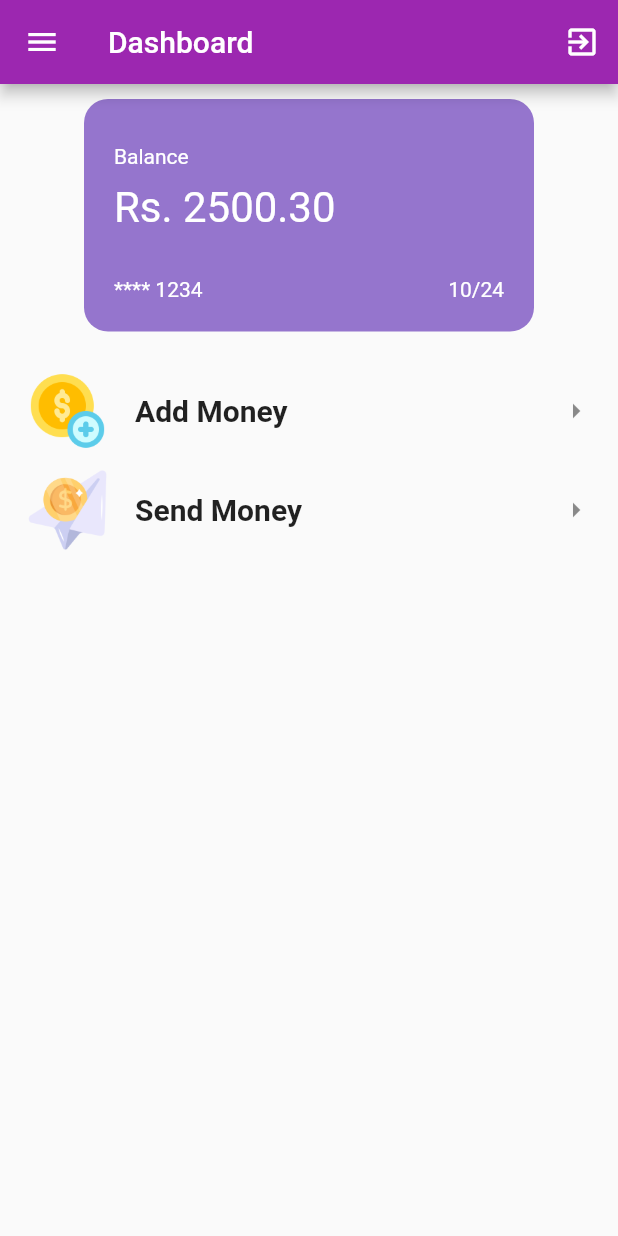
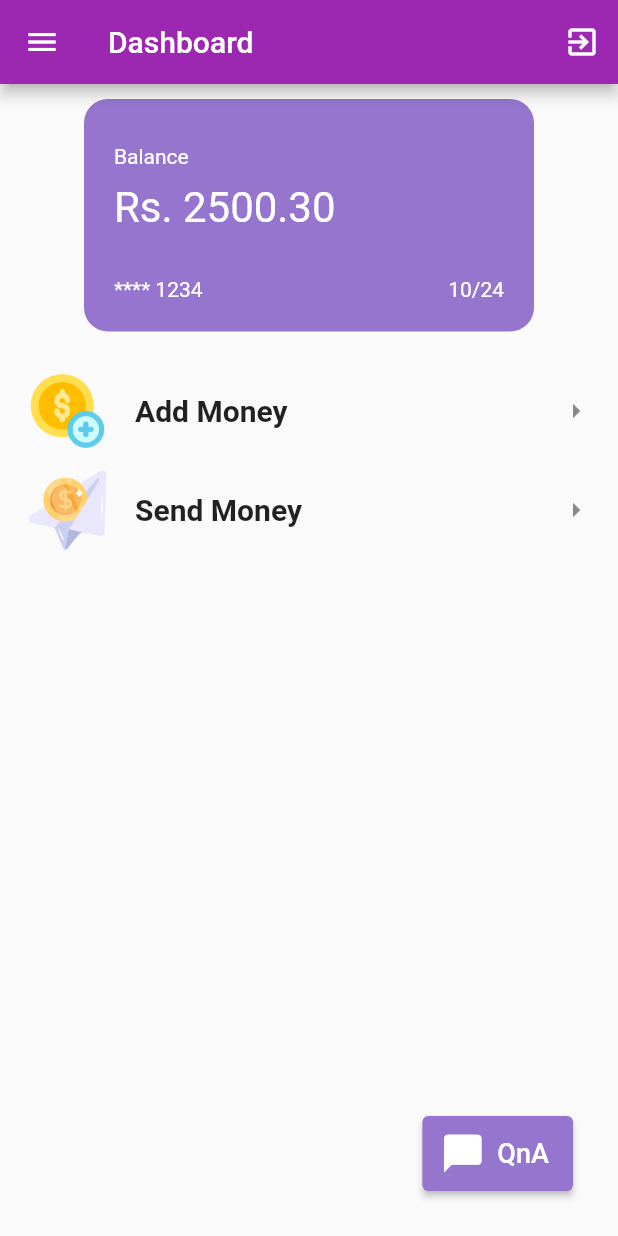
Before and after one commit to anu-shka-singh/amexwallet, a Flutter app: the HomePage screen opened directly, on a phone screen of 412 x 824 dp. Run offline on Flutter 3.47's test engine with Material 2 defaults, Android fonts, the phone set to English and light mode, and no system bars; our stand-ins replace cloud_firestore, country_picker, firebase_auth, firebase_core, pinput, shared_preferences; accounts and stored records are empty.

Commit message:
Added chat button

```diff
--- a/lib/home_page.dart
+++ b/lib/home_page.dart
@@ -65,7 +65,7 @@ class HomePage extends StatelessWidget {
                   },
                 ),
                 ListTile(
-                  leading : Image.asset('lib/icons/transaction.png'),
+                  leading: Image.asset('lib/icons/transaction.png'),
                   title: const Text("View Wallet History"),
                 ),
                 // ListTile(
@@ -248,6 +248,34 @@ class HomePage extends StatelessWidget {
                     ],
                   ),
                 ),
+                Padding(
+                  padding: const EdgeInsets.all(30.0),
+                  child: Align(
+                    alignment: Alignment.bottomRight,
+                    child: ElevatedButton.icon(
+                      onPressed: () {
+                        // add button functionality here
+                        // Navigator.push(
+                        //     context,
+                        //     MaterialPageRoute(
+                        //       builder: (context) => ChatScreen(),
+                        //     ),
+                      },
+                      icon: const Icon(Icons.chat_bubble, size: 30,),
+                      label: const Text(
+                        'QnA',
+                        style: TextStyle(
+                          color: Color.fromARGB(255, 255, 255, 255),
+                          fontSize: 18.0,
+                        ),
+                      ),
+                      style: ElevatedButton.styleFrom(
+                        minimumSize: const Size(50.0, 50.0),
+                        backgroundColor: Colors.deepPurple[300],
+                      ),
+                    ),
+                  ),
+                ),
               ],
             ),
           ),
```
